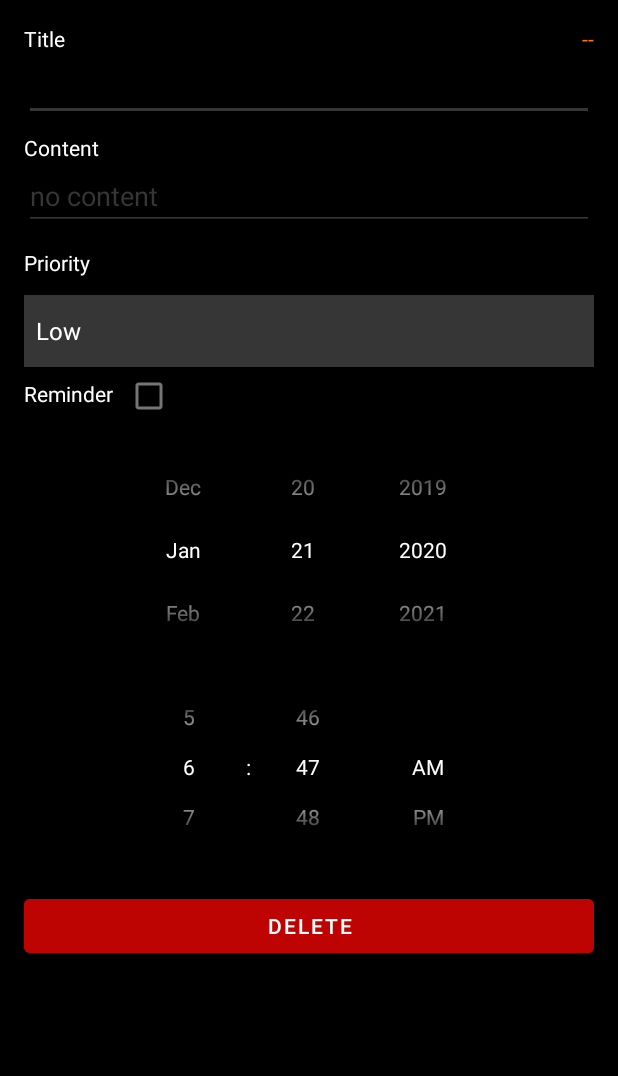
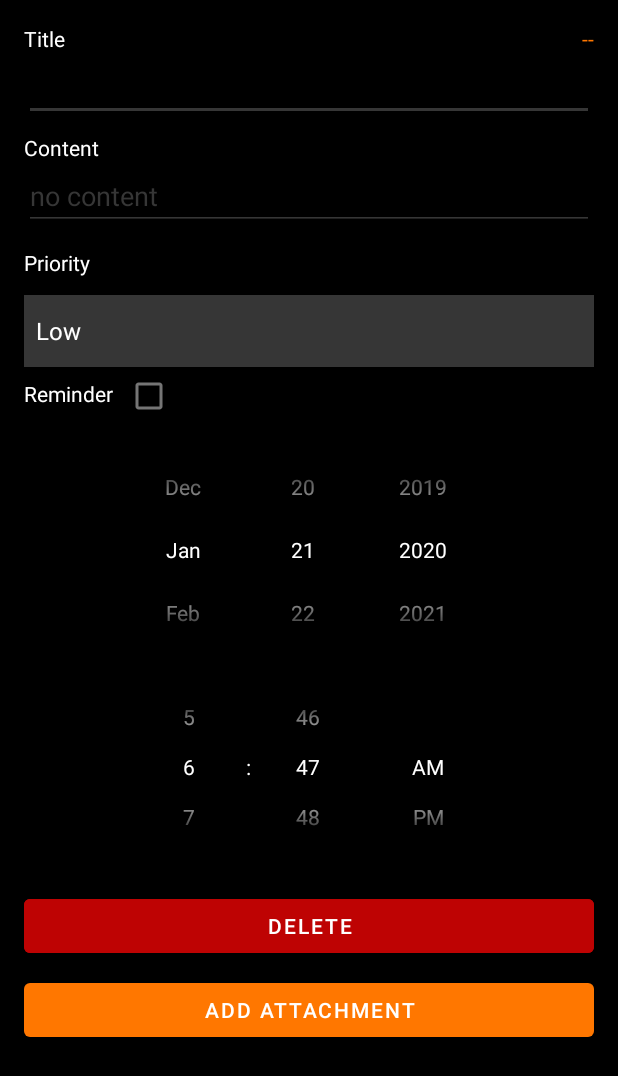
Before and after one commit to wodyjowski/a-todo, an Android app: the EditActivity screen opened directly, with no data from a screen before it, on a phone screen of 412 x 824 dp. Shown: the top 1076 px of the screen. Run offline under Robolectric (Android 15) with nearby library versions, the phone set to English and light mode, and no system bars; our stand-ins replace Room's generated code.

Commit message:
WTF is this code

```diff
--- a/app/src/main/java/com/example/atodo/database/AppDatabase.java
+++ b/app/src/main/java/com/example/atodo/database/AppDatabase.java
@@ -14,7 +14,7 @@ import com.example.atodo.database.entities.Task;
 import java.util.concurrent.ExecutorService;
 import java.util.concurrent.Executors;
 
-@Database(entities = {Task.class}, version = 6, exportSchema = false)
+@Database(entities = {Task.class}, version = 8, exportSchema = false)
 @TypeConverters({DateConverter.class})
 public abstract class AppDatabase extends RoomDatabase {
 
--- a/app/src/main/java/com/example/atodo/database/entities/Task.java
+++ b/app/src/main/java/com/example/atodo/database/entities/Task.java
@@ -35,4 +35,7 @@ public class Task {
 
     @ColumnInfo
     public boolean finished;
+
+    @ColumnInfo
+    public byte[] image;
 }
--- a/app/src/main/res/layout/activity_edit.xml
+++ b/app/src/main/res/layout/activity_edit.xml
@@ -152,6 +152,29 @@
             app:layout_constraintEnd_toEndOf="parent"
             app:layout_constraintStart_toStartOf="parent"
             app:layout_constraintTop_toBottomOf="@+id/textView4" />
-        =
+
+        <Button
+            android:id="@+id/buttonAdd"
+            android:layout_width="0dp"
+            android:layout_height="wrap_content"
+            android:layout_marginTop="8dp"
+            android:text="Add attachment"
+            app:layout_constraintEnd_toEndOf="@+id/buttonDelete"
+            app:layout_constraintStart_toStartOf="@+id/buttonDelete"
+            app:layout_constraintTop_toBottomOf="@+id/buttonDelete" />
+
+        <ImageView
+            android:id="@+id/imageView"
+            android:layout_width="0dp"
+            android:layout_height="wrap_content"
+            android:layout_marginTop="8dp"
+            android:adjustViewBounds="true"
+            android:scaleType="fitCenter"
+            app:layout_constraintEnd_toEndOf="@+id/buttonAdd"
+            app:layout_constraintHorizontal_bias="0.0"
+            app:layout_constraintStart_toStartOf="@+id/buttonAdd"
+            app:layout_constraintTop_toBottomOf="@+id/buttonAdd"
+            app:srcCompat="@color/background" />
+
     </androidx.constraintlayout.widget.ConstraintLayout>
 </ScrollView>
```
Also changed, not shown: app/src/main/java/com/example/atodo/EditActivity.java (+93 -0 lines).
